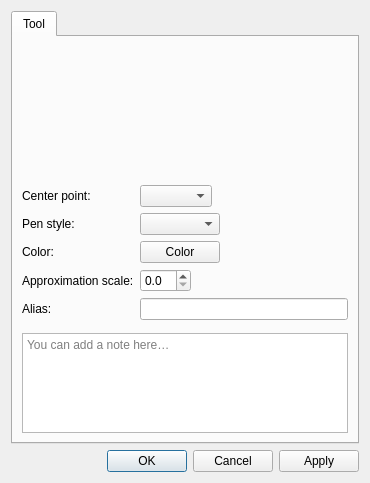
This is src/libs/vtools/dialogs/tools/dialogarcwithlength.ui in equinox-patterns/Ostara as Qt 5 draws it before an edit. The edited form follows.
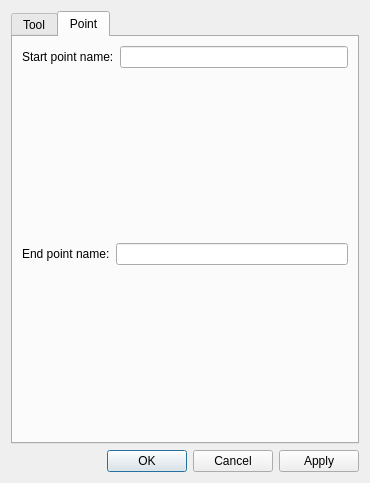
This is the edited form. The open tabs and pages were chosen to show the change. Icons and pictures are not drawn. Custom widgets are drawn as their Qt base class.

Commit message: Add Start/End point feature to ArcWithLength and elliptical arcs

Patch:
```diff
--- a/src/libs/vtools/dialogs/tools/dialogarcwithlength.ui
+++ b/src/libs/vtools/dialogs/tools/dialogarcwithlength.ui
@@ -207,6 +207,55 @@
        </item>
       </layout>
      </widget>
+     <widget class="QWidget" name="tabPoint">
+      <attribute name="title">
+       <string>Point</string>
+      </attribute>
+      <layout class="QVBoxLayout" name="verticalLayoutPoint">
+       <item>
+        <layout class="QFormLayout" name="formLayoutStartPoint">
+         <property name="fieldGrowthPolicy">
+          <enum>QFormLayout::ExpandingFieldsGrow</enum>
+         </property>
+         <item row="0" column="0">
+          <widget class="QLabel" name="labelStartPointName">
+           <property name="text">
+            <string>Start point name:</string>
+           </property>
+          </widget>
+         </item>
+         <item row="0" column="1">
+          <widget class="QLineEdit" name="lineEditStartPointName">
+           <property name="clearButtonEnabled">
+            <bool>true</bool>
+           </property>
+          </widget>
+         </item>
+        </layout>
+       </item>
+       <item>
+        <layout class="QFormLayout" name="formLayoutEndPoint">
+         <property name="fieldGrowthPolicy">
+          <enum>QFormLayout::ExpandingFieldsGrow</enum>
+         </property>
+         <item row="0" column="0">
+          <widget class="QLabel" name="labelEndPointName">
+           <property name="text">
+            <string>End point name:</string>
+           </property>
+          </widget>
+         </item>
+         <item row="0" column="1">
+          <widget class="QLineEdit" name="lineEditEndPointName">
+           <property name="clearButtonEnabled">
+            <bool>true</bool>
+           </property>
+          </widget>
+         </item>
+        </layout>
+       </item>
+      </layout>
+     </widget>
     </widget>
    </item>
    <item>
```
Left out of the diff: 14 changed lines with no effect on the pictures. The commit also changes 23 other files.
